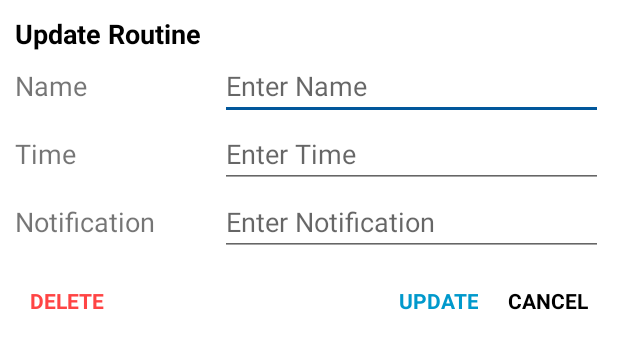
After one commit to Emmanuel-Katwebaze/SmartHomeAndroidApp, an Android app: the layout update_routine_row.xml on its own in the app's theme, with its tools: preview values and no code run, on a phone screen of 412 x 824 dp. The commit adds this screen. Shown: the top 349 px of the screen. Run offline under Robolectric (Android 15) with nearby library versions, the phone set to English and light mode, and no system bars.

Commit message:
Added update and delete functionality to the Routines recycler view as well as implemented introductory local notification code

```diff
--- /dev/null
+++ b/app/src/main/res/layout/update_routine_row.xml
@@ -0,0 +1,127 @@
+<?xml version="1.0" encoding="utf-8"?>
+<LinearLayout xmlns:android="http://schemas.android.com/apk/res/android"
+    android:layout_width="match_parent"
+    android:layout_height="wrap_content"
+    android:orientation="vertical"
+    android:padding="10dp">
+
+    <TextView
+        android:layout_width="wrap_content"
+        android:layout_height="wrap_content"
+        android:text="Update Routine"
+        android:textColor="@android:color/black"
+        android:textSize="18sp"
+        android:textStyle="bold" />
+
+    <LinearLayout
+        android:layout_width="match_parent"
+        android:layout_height="wrap_content"
+        android:gravity="center"
+        android:orientation="horizontal">
+
+        <TextView
+            android:layout_width="0dp"
+            android:layout_height="wrap_content"
+            android:layout_weight="0.35"
+            android:text="Name"
+            android:textSize="18sp" />
+
+        <EditText
+            android:id="@+id/etUpdateName"
+            android:layout_width="0dp"
+            android:layout_height="wrap_content"
+            android:layout_weight="0.65"
+            android:hint="Enter Name" />
+    </LinearLayout>
+
+    <LinearLayout
+        android:layout_width="match_parent"
+        android:layout_height="wrap_content"
+        android:gravity="center"
+        android:orientation="horizontal">
+
+        <TextView
+            android:layout_width="0dp"
+            android:layout_height="wrap_content"
+            android:layout_weight="0.35"
+            android:text="Time"
+            android:textSize="18sp" />
+
+        <EditText
+            android:id="@+id/etUpdateTime"
+            android:layout_width="0dp"
+            android:layout_height="wrap_content"
+            android:layout_weight="0.65"
+            android:hint="Enter Time" />
+    </LinearLayout>
+
+    <LinearLayout
+        android:layout_width="match_parent"
+        android:layout_height="wrap_content"
+        android:gravity="center"
+        android:orientation="horizontal">
+
+        <TextView
+            android:layout_width="0dp"
+            android:layout_height="wrap_content"
+            android:layout_weight="0.35"
+            android:text="Notification"
+            android:textSize="18sp" />
+
+        <EditText
+            android:id="@+id/etUpdateNotification"
+            android:layout_width="0dp"
+            android:layout_height="wrap_content"
+            android:layout_weight="0.65"
+            android:hint="Enter Notification" />
+    </LinearLayout>
+
+    <LinearLayout
+        android:layout_width="match_parent"
+        android:layout_height="wrap_content"
+        android:layout_marginTop="10dp"
+        android:orientation="horizontal">
+        <TextView
+            android:id="@+id/tvDelete"
+            android:layout_width="wrap_content"
+            android:layout_height="match_parent"
+            android:foreground="?attr/selectableItemBackground"
+            android:gravity="center"
+            android:padding="10dp"
+            android:text="DELETE"
+            android:textColor="@android:color/holo_red_light"
+            android:textStyle="bold" />
+
+        <LinearLayout
+            android:layout_width="match_parent"
+            android:layout_height="match_parent"
+            android:gravity="end"
+            android:orientation="horizontal">
+            <TextView
+                android:id="@+id/tvUpdate"
+                android:layout_width="wrap_content"
+                android:layout_height="match_parent"
+                android:foreground="?attr/selectableItemBackground"
+                android:gravity="center"
+                android:padding="10dp"
+                android:text="UPDATE"
+                android:textColor="@android:color/holo_blue_dark"
+                android:textStyle="bold" />
+
+            <TextView
+                android:id="@+id/tvCancel"
+                android:layout_width="wrap_content"
+                android:layout_height="match_parent"
+                android:foreground="?attr/selectableItemBackground"
+                android:gravity="center"
+                android:inputType="textEmailAddress"
+                android:padding="10dp"
+                android:text="CANCEL"
+                android:textColor="@android:color/black"
+                android:textStyle="bold" />
+        </LinearLayout>
+
+
+    </LinearLayout>
+
+</LinearLayout>
--- a/app/src/main/res/values/colors.xml
+++ b/app/src/main/res/values/colors.xml
@@ -12,8 +12,8 @@
     <color name="amber">#FFC107</color>
     <color name="amber_dark">#FFA000</color>
     <color name="north_sea">#0080A9</color>
-    <color name="yellow">#FFEB3B</color>
-    <color name="yellow_variant">#FBC02D</color>
+    <color name="yellow">#FFF700</color>
+    <color name="yellow_variant">#FFF44F</color>
     <color name="light_blue_600">#FF039BE5</color>
     <color name="light_blue_900">#FF01579B</color>
     <color name="light_blue_A200">#FF40C4FF</color>
--- a/app/src/main/res/values/styles.xml
+++ b/app/src/main/res/values/styles.xml
@@ -4,4 +4,8 @@
         <item name="android:background">@color/black_overlay</item>
         <item name="android:buttonBarStyle">?android:attr/buttonBarStyle</item>
     </style>
+    <style name="Theme_Dialog" parent="ThemeOverlay.AppCompat.Dialog">
+        <item name="android:windowMinWidthMajor">90%</item>
+        <item name="android:windowMinWidthMinor">90%</item>
+    </style>
 </resources>
```
Also changed, not shown: app/src/main/AndroidManifest.xml (+6 -4 lines), app/src/main/java/com/example/smarthomeapp/Adapter/RoutineItemAdapter.kt (+12 -1 lines), app/src/main/java/com/example/smarthomeapp/CreateRoutine.kt (+104 -17 lines), app/src/main/java/com/example/smarthomeapp/Database/DatabaseHandler.kt (+85 -16 lines), app/src/main/java/com/example/smarthomeapp/MainActivity.kt (+3 -4 lines), app/src/main/java/com/example/smarthomeapp/Models/RoutineModel.kt (+8 -1 lines), app/src/main/java/com/example/smarthomeapp/Notification.kt (added, +29 -0 lines), app/src/main/java/com/example/smarthomeapp/fragments/RoutinesFragment.kt (+119 -7 lines), app/src/main/res/drawable/ic_delete.png (added).
